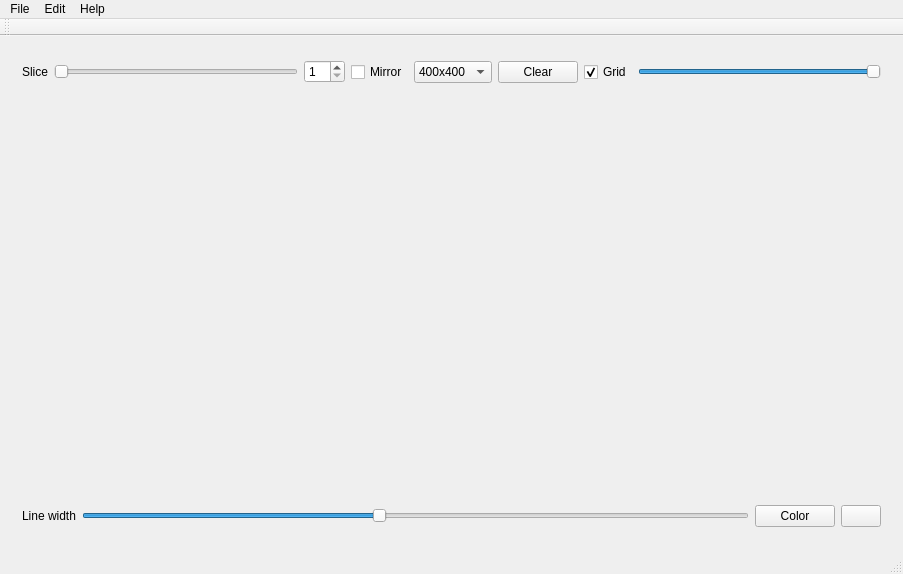
First picture: the form in GraphicInterfaceMandalaProject-master/Mandalaman/mandalaman.ui, repository aCuissot/GraphicInterfaceMandalaProject, before the edit.
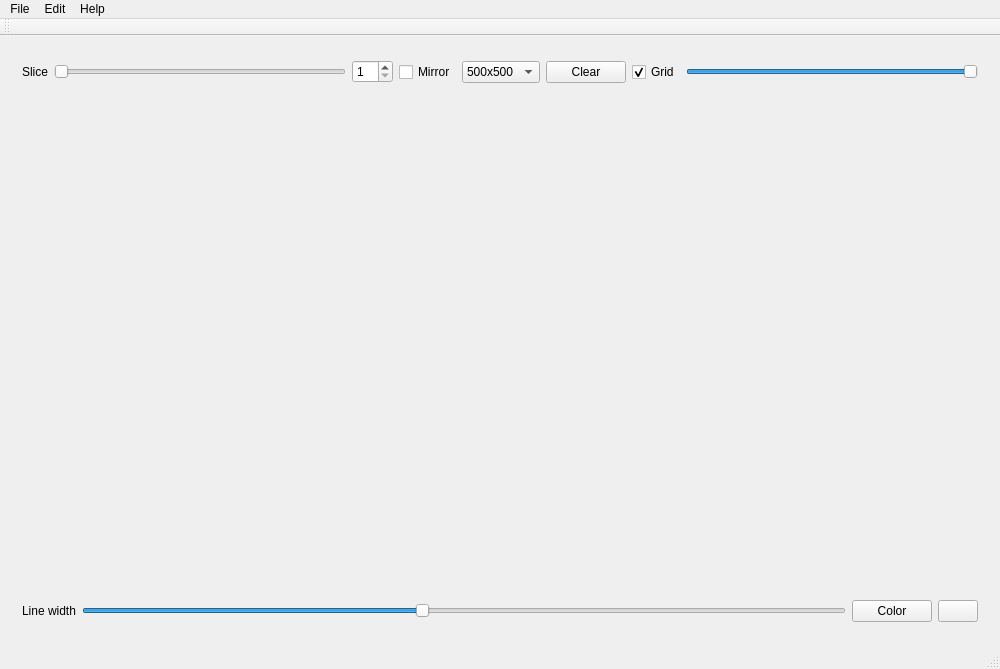
Second picture: the form after the edit. Icons and pictures are not drawn. Custom widgets are drawn as their Qt base class.

Commit message: starting things with painter

Patch:
```diff
--- a/GraphicInterfaceMandalaProject-master/Mandalaman/mandalaman.ui
+++ b/GraphicInterfaceMandalaProject-master/Mandalaman/mandalaman.ui
@@ -6,8 +6,8 @@
    <rect>
     <x>0</x>
     <y>0</y>
-    <width>903</width>
-    <height>574</height>
+    <width>1000</width>
+    <height>669</height>
    </rect>
   </property>
   <property name="windowTitle">
@@ -71,6 +71,11 @@
        </item>
        <item>
         <widget class="QComboBox" name="resolutionDropDownList">
+         <item>
+          <property name="text">
+           <string>500x500</string>
+          </property>
+         </item>
          <item>
           <property name="text">
            <string>400x400</string>
@@ -113,6 +118,28 @@
       <property name="cursor">
        <cursorShape>CrossCursor</cursorShape>
       </property>
+      <widget class="painter" name="paintingZone" native="true">
+       <property name="geometry">
+        <rect>
+         <x>240</x>
+         <y>0</y>
+         <width>500</width>
+         <height>500</height>
+        </rect>
+       </property>
+       <property name="minimumSize">
+        <size>
+         <width>500</width>
+         <height>500</height>
+        </size>
+       </property>
+       <property name="maximumSize">
+        <size>
+         <width>500</width>
+         <height>500</height>
+        </size>
+       </property>
+      </widget>
      </widget>
     </item>
     <item>
@@ -184,7 +211,7 @@
     <rect>
      <x>0</x>
      <y>0</y>
-     <width>903</width>
+     <width>1000</width>
      <height>25</height>
     </rect>
    </property>
@@ -263,6 +290,17 @@
   </action>
  </widget>
  <layoutdefault spacing="6" margin="11"/>
+ <customwidgets>
+  <customwidget>
+   <class>painter</class>
+   <extends>QWidget</extends>
+   <header>painter.h</header>
+   <container>1</container>
+   <slots>
+    <slot>penWidth(int)</slot>
+   </slots>
+  </customwidget>
+ </customwidgets>
  <resources/>
  <connections>
   <connection>
```
Left out of the diff: 11 changed lines with no effect on the pictures. The commit also changes 13 other files.
